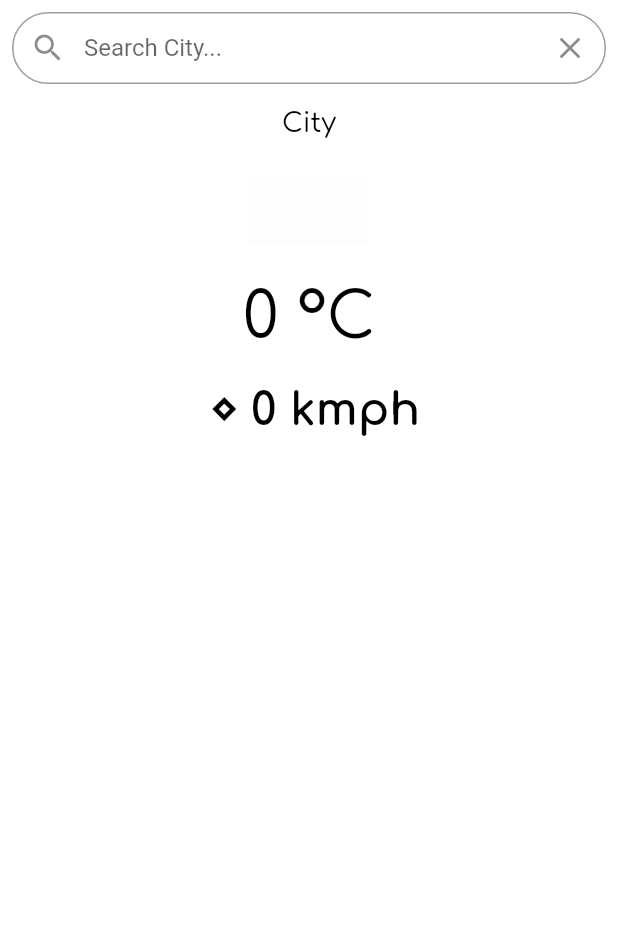
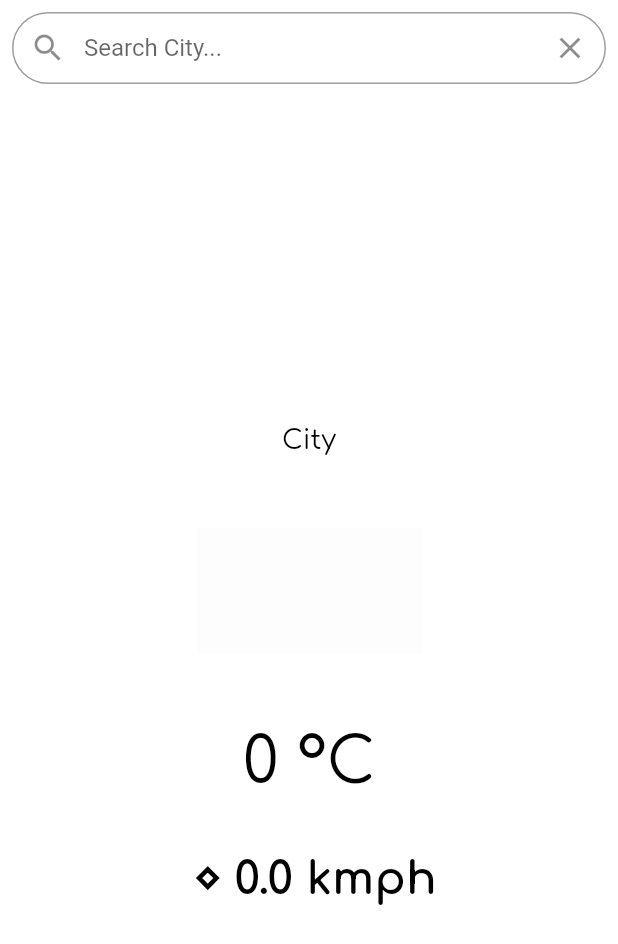
Before and after one commit to code-kartik/weather_now, a Flutter app: the screen it shows after launch, on a phone screen of 412 x 824 dp. Shown: the top 944 px of the screen. Run offline on Flutter 3.47's test engine with Material 2 defaults, Android fonts, the phone set to English and light mode, and no system bars; our stand-ins replace google_fonts.

Commit message:
centered elements of UI

```diff
--- a/lib/pages/weather_page.dart
+++ b/lib/pages/weather_page.dart
@@ -18,7 +18,7 @@ class _WeatherPageState extends State<WeatherPage> {
   late String cityName = "City";
   late String condition = '';
   late int weatherId = 0;
-  late int windSpeed = 0;
+  late double windSpeed = 0;
   late String imageName = "lib/assets/icons/white.jpg";
 
   //setting values for weather
@@ -46,7 +46,7 @@ class _WeatherPageState extends State<WeatherPage> {
       temperature = weatherData['main']['temp'];
       intTemp = temperature.toInt();
       condition = weatherData['weather'][0]['main'];
-      windSpeed = weatherData['wind']['speed'];
+      windSpeed = double.parse(weatherData['wind']['speed'].toString());
     });
   }
 
@@ -61,7 +61,6 @@ class _WeatherPageState extends State<WeatherPage> {
       backgroundColor: Colors.white,
       body: SafeArea(
         child: Column(
-          mainAxisAlignment: MainAxisAlignment.start,
           children: <Widget>[
             //Search City Name widget
             Padding(
@@ -89,8 +88,13 @@ class _WeatherPageState extends State<WeatherPage> {
                 ),
               ),
             ),
-            Padding(
-              padding: const EdgeInsets.all(8.0),
+
+            Expanded(
+              child: Column(
+                mainAxisAlignment: MainAxisAlignment.center,
+                children: <Widget>[
+                  Container(
+                    padding: const EdgeInsets.all(16.0),
                     child: Text(
                       cityName,
                       style: GoogleFonts.comfortaa(
@@ -102,11 +106,11 @@ class _WeatherPageState extends State<WeatherPage> {
                   ),
                   Image.asset(
                     imageName,
-              height: 80,
-              width: 80,
+                    height: 150,
+                    width: 150,
                   ),
-            Padding(
-              padding: const EdgeInsets.all(8.0),
+                  Container(
+                    padding: const EdgeInsets.all(16.0),
                     child: Text(
                       "$intTemp °C",
                       style: GoogleFonts.comfortaa(
@@ -115,8 +119,8 @@ class _WeatherPageState extends State<WeatherPage> {
                       ),
                     ),
                   ),
-            Padding(
-              padding: const EdgeInsets.all(8.0),
+                  Container(
+                    padding: const EdgeInsets.all(16.0),
                     child: Text(
                       "$condition ⋄ $windSpeed kmph",
                       style: GoogleFonts.comfortaa(
@@ -129,6 +133,9 @@ class _WeatherPageState extends State<WeatherPage> {
                 ],
               ),
             ),
+          ],
+        ),
+      ),
     );
   }
 }
```
Lines whose indentation alone changed are shown as unchanged.
